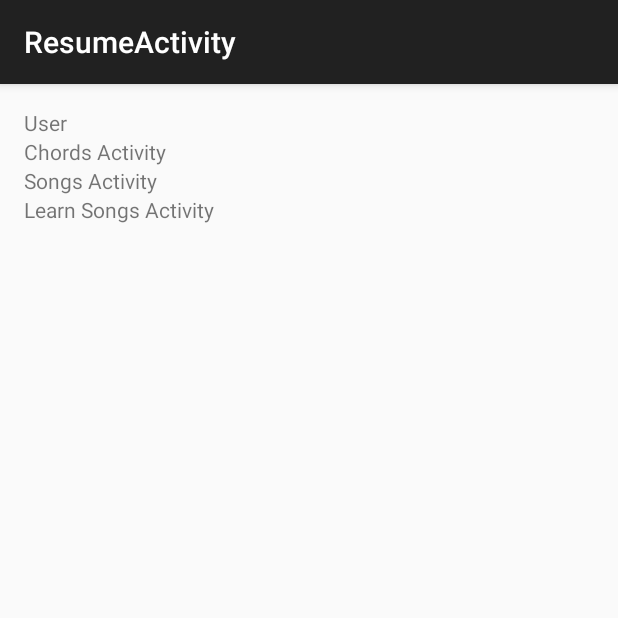
After one commit to haritzmedina/GPDSUkelele, an Android app: the ResumeActivity screen opened directly, with no data from a screen before it, on a phone screen of 412 x 824 dp, the top half of it. The commit adds this screen. Run offline under Robolectric (Android 15) with nearby library versions, the light colour scheme and no system bars.

Commit message:
Nueva pantalla resumen

```diff
--- a/app/src/main/AndroidManifest.xml
+++ b/app/src/main/AndroidManifest.xml
@@ -3,12 +3,12 @@
     package="com.gpds.ukelele" >
 
     <application
+        android:name=".Global"
         android:allowBackup="true"
         android:icon="@mipmap/ic_launcher"
         android:label="@string/app_name"
         android:supportsRtl="true"
-        android:theme="@style/AppTheme"
-        android:name=".Global">
+        android:theme="@style/AppTheme" >
         <activity
             android:name=".LoginActivity"
             android:label="@string/title_activity_login" >
@@ -69,6 +69,10 @@
                 <category android:name="android.intent.category.DEFAULT" />
             </intent-filter>
         </activity>
+        <activity
+            android:name=".ResumeActivity"
+            android:label="@string/title_activity_resume" >
+        </activity>
     </application>
 
 </manifest>
--- a/app/src/main/java/com/gpds/ukelele/ChordsActivity.java
+++ b/app/src/main/java/com/gpds/ukelele/ChordsActivity.java
@@ -4,8 +4,6 @@ import android.os.Bundle;
 import android.app.Activity;
 import android.view.Menu;
 import android.widget.Toast;
-
-import com.gpds.ukelele.db.Trace;
 
 public class ChordsActivity extends Activity {
 
@@ -15,6 +13,12 @@ public class ChordsActivity extends Activity {
 		setContentView(R.layout.activity_chords);
 	}
 
+	protected void onPause() {
+		super.onPause();
+		//Trace registerTrace = new Trace(((Global) this.getApplication()).getUsu(), "Songs", 1313, 1);
+		Toast.makeText(this.getApplicationContext(), ((Global) this.getApplication()).getUsu(), Toast.LENGTH_SHORT).show();
+	}
+
 	@Override
 	public boolean onCreateOptionsMenu(Menu menu) {
 		// Inflate the menu; this adds items to the action bar if it is present.
@@ -22,11 +26,4 @@ public class ChordsActivity extends Activity {
 		return true;
 	}
 
-	@Override
-	protected void onPause() {
-		super.onPause();
-		//Trace registerTrace = new Trace(((Global) this.getApplication()).getUsu(), "Chords", 1313, 1);
-		Toast.makeText(this.getApplicationContext(), ((Global) this.getApplication()).getUsu(), Toast.LENGTH_SHORT).show();
-
-	}
 }
--- a/app/src/main/java/com/gpds/ukelele/MainActivity.java
+++ b/app/src/main/java/com/gpds/ukelele/MainActivity.java
@@ -37,7 +37,6 @@ public class MainActivity extends Activity {
 		i.setData(Uri.parse(url));
 		startActivity(i);
 		DBManager dbManager = new DBManager(this.getApplicationContext());
-		//we are going to insert here the data for this button
 	}
 
 	public void openLearn(View v) {
@@ -45,8 +44,10 @@ public class MainActivity extends Activity {
 		startActivity(i);
 		DBManager dbManager = new DBManager(this.getApplicationContext());
 		//we are going to insert here the data for this button
-
 	}
 
-
+	public void openResume(View v) {
+		Intent i = new Intent("com.gpds.ukelele.ResumeActivity");
+		startActivity(i);
+	}
 }
--- /dev/null
+++ b/app/src/main/java/com/gpds/ukelele/ResumeActivity.java
@@ -0,0 +1,20 @@
+package com.gpds.ukelele;
+
+import android.os.Bundle;
+import android.support.v7.app.ActionBarActivity;
+import android.widget.TextView;
+
+public class ResumeActivity extends ActionBarActivity {
+
+    @Override
+    protected void onCreate(Bundle savedInstanceState) {
+        super.onCreate(savedInstanceState);
+        setContentView(R.layout.activity_resume);
+    }
+
+    public void insertDates() {
+        TextView usernameText = (TextView) findViewById(R.id.userField);
+        usernameText.setText(((Global) this.getApplication()).getUsu());
+    }
+
+}
--- a/app/src/main/java/com/gpds/ukelele/WikiActivity.java
+++ b/app/src/main/java/com/gpds/ukelele/WikiActivity.java
@@ -3,6 +3,7 @@ package com.gpds.ukelele;
 import android.os.Bundle;
 import android.app.Activity;
 import android.view.Menu;
+import android.widget.Toast;
 
 public class WikiActivity extends Activity {
 
@@ -10,6 +11,12 @@ public class WikiActivity extends Activity {
 	protected void onCreate(Bundle savedInstanceState) {
 		super.onCreate(savedInstanceState);
 		setContentView(R.layout.activity_wiki);
+	}
+
+	protected void onPause() {
+		super.onPause();
+		//Trace registerTrace = new Trace(((Global) this.getApplication()).getUsu(), "Songs", 1313, 1);
+		Toast.makeText(this.getApplicationContext(), ((Global) this.getApplication()).getUsu(), Toast.LENGTH_SHORT).show();
 	}
 
 	@Override
--- a/app/src/main/res/layout/activity_main.xml
+++ b/app/src/main/res/layout/activity_main.xml
@@ -47,4 +47,14 @@
         android:onClick="openLearn"
         android:text="@string/main_learn" />
 
+    <Button
+        android:layout_width="wrap_content"
+        android:layout_height="wrap_content"
+        android:text="@string/resumeButton"
+        android:id="@+id/resumeButton"
+        android:layout_marginTop="36dp"
+        android:layout_below="@+id/button3"
+        android:layout_alignStart="@+id/button3"
+        android:onClick="openResume" />
+
 </RelativeLayout>
--- /dev/null
+++ b/app/src/main/res/layout/activity_resume.xml
@@ -0,0 +1,75 @@
+<?xml version="1.0" encoding="utf-8"?>
+<RelativeLayout xmlns:android="http://schemas.android.com/apk/res/android"
+    xmlns:tools="http://schemas.android.com/tools" android:layout_width="match_parent"
+    android:layout_height="match_parent" android:paddingLeft="@dimen/activity_horizontal_margin"
+    android:paddingRight="@dimen/activity_horizontal_margin"
+    android:paddingTop="@dimen/activity_vertical_margin"
+    android:paddingBottom="@dimen/activity_vertical_margin"
+    tools:context="com.gpds.ukelele.ResumeActivity">
+
+    <LinearLayout
+        android:orientation="vertical"
+        android:layout_width="match_parent"
+        android:layout_height="match_parent"
+        android:layout_centerHorizontal="true"
+        android:layout_alignParentTop="true">
+
+        <LinearLayout
+            android:orientation="horizontal"
+            android:layout_width="match_parent"
+            android:layout_height="wrap_content">
+            <TextView
+                android:layout_width="82dp"
+                android:layout_height="wrap_content"
+                android:text="User"
+                android:id="@+id/userLabel" />
+            <TextView
+                android:layout_width="match_parent"
+                android:layout_height="match_parent"
+                android:id="@+id/userField" />
+        </LinearLayout>
+        <LinearLayout
+            android:orientation="horizontal"
+            android:layout_width="match_parent"
+            android:layout_height="wrap_content">
+            <TextView
+                android:layout_width="wrap_content"
+                android:layout_height="wrap_content"
+                android:text="Chords Activity"
+                android:id="@+id/chordsLabel" />
+            <TextView
+                android:layout_width="match_parent"
+                android:layout_height="match_parent"
+                android:id="@+id/chordsField" />
+        </LinearLayout>
+        <LinearLayout
+            android:orientation="horizontal"
+            android:layout_width="match_parent"
+            android:layout_height="wrap_content">
+            <TextView
+                android:layout_width="wrap_content"
+                android:layout_height="wrap_content"
+                android:text="Songs Activity"
+                android:id="@+id/songsLabel" />
+            <TextView
+                android:layout_width="match_parent"
+                android:layout_height="match_parent"
+                android:id="@+id/songsField" />
+        </LinearLayout>
+        <LinearLayout
+            android:orientation="horizontal"
+            android:layout_width="match_parent"
+            android:layout_height="wrap_content">
+            <TextView
+                android:layout_width="wrap_content"
+                android:layout_height="wrap_content"
+                android:text="Learn Songs Activity"
+                android:id="@+id/learnSongsLabel" />
+            <TextView
+                android:layout_width="match_parent"
+                android:layout_height="match_parent"
+                android:id="@+id/learnSongsField" />
+        </LinearLayout>
+
+    </LinearLayout>
+</RelativeLayout>
--- a/app/src/main/res/values/strings.xml
+++ b/app/src/main/res/values/strings.xml
@@ -24,6 +24,8 @@
     <string name="label_username">Username</string>
     <string name="label_password">Password</string>
     <string name="title_activity_login">Login</string>
+    <string name="title_activity_resume">ResumeActivity</string>
+    <string name="resumeButton">ACTIVITY RESUME</string>
 
 
 </resources>
```
